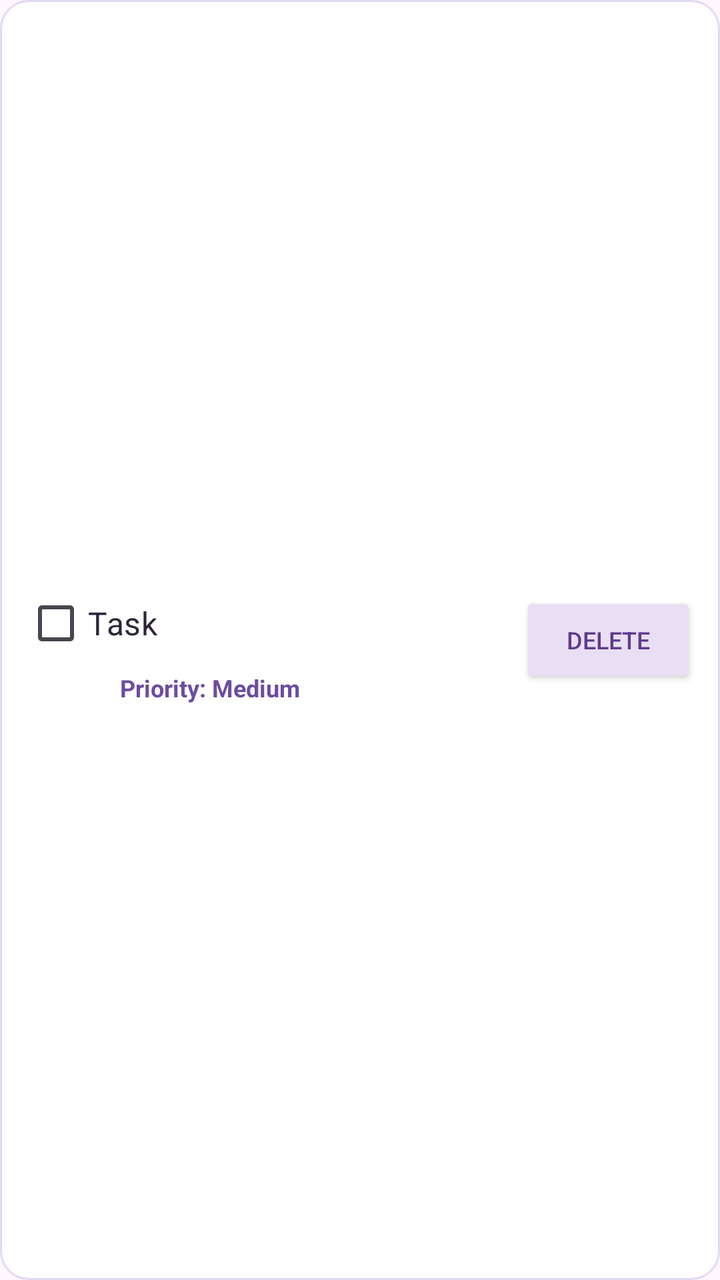
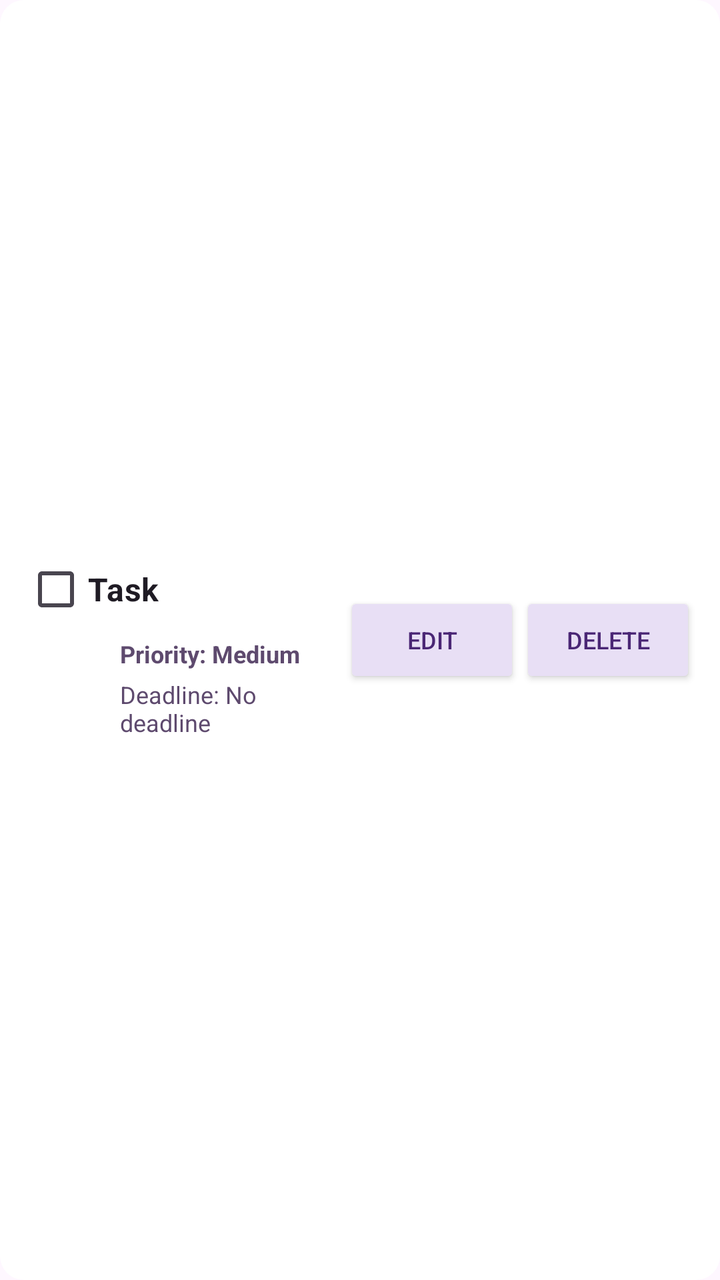

Compare the two renders of this Android layout. The source of the first and the diff that turns it into the second are given below.
<!-- AndroidManifest.xml: application theme Theme.FocusTask -->
<!-- res/layout/task_item.xml -->
<?xml version="1.0" encoding="utf-8"?>
<LinearLayout
    xmlns:android="http://schemas.android.com/apk/res/android"
    android:layout_width="match_parent"
    android:layout_height="wrap_content"
    android:orientation="horizontal"
    android:gravity="center_vertical"
    android:padding="12dp"
    android:layout_marginBottom="8dp"
    android:background="@drawable/task_background">

    <LinearLayout
        android:layout_width="0dp"
        android:layout_height="wrap_content"
        android:layout_weight="1"
        android:orientation="vertical">

        <CheckBox
            android:id="@+id/cbTask"
            android:layout_width="match_parent"
            android:layout_height="wrap_content"
            android:text="Task"
            android:textSize="16sp"
            android:textColor="#2D2638" />

        <TextView
            android:id="@+id/tvPriority"
            android:layout_width="wrap_content"
            android:layout_height="wrap_content"
            android:layout_marginStart="48dp"
            android:text="Priority: Medium"
            android:textSize="12sp"
            android:textStyle="bold"
            android:textColor="#6D4C9F" />

    </LinearLayout>

    <Button
        android:id="@+id/btnDelete"
        android:layout_width="wrap_content"
        android:layout_height="wrap_content"
        android:text="Delete"
        android:textSize="12sp"
        android:textAllCaps="true"
        android:backgroundTint="#E8DFF5"
        android:textColor="#5E3A8C" />

</LinearLayout>
<!-- resources referenced by this layout -->
<resources>
  <!-- drawable task_background (drawable) -->
  <?xml version="1.0" encoding="utf-8"?>
  <shape xmlns:android="http://schemas.android.com/apk/res/android"
      android:shape="rectangle">
  
      <solid android:color="#FFFFFF" />
  
      <stroke
          android:width="1dp"
          android:color="#E2D9F3" />
  
      <corners android:radius="14dp" />
  
      <padding
          android:left="4dp"
          android:top="4dp"
          android:right="4dp"
          android:bottom="4dp" />
  
  </shape>
  <style name="Theme.FocusTask" parent="Base.Theme.FocusTask" />
  <style name="Base.Theme.FocusTask" parent="Theme.Material3.DayNight.NoActionBar">
          
          
      </style>
</resources>

<!-- the commit's change to res/layout/task_item.xml (unified diff, before → after) -->
@@ -15,13 +15,32 @@
         android:layout_weight="1"
         android:orientation="vertical">
 
+        
+
         <CheckBox
             android:id="@+id/cbTask"
             android:layout_width="match_parent"
             android:layout_height="wrap_content"
             android:text="Task"
             android:textSize="16sp"
-            android:textColor="#2D2638" />
+            android:textStyle="bold"
+            android:textColor="@color/task_text"
+            android:buttonTint="@color/task_text" />
+
+        
+
+        <TextView
+            android:id="@+id/tvDescription"
+            android:layout_width="match_parent"
+            android:layout_height="wrap_content"
+            android:layout_marginStart="48dp"
+            android:layout_marginTop="2dp"
+            android:text="Task description"
+            android:textSize="13sp"
+            android:textColor="@color/task_secondary_text"
+            android:visibility="gone" />
+
+        
 
         <TextView
             android:id="@+id/tvPriority"
@@ -31,9 +50,35 @@
             android:text="Priority: Medium"
             android:textSize="12sp"
             android:textStyle="bold"
-            android:textColor="#6D4C9F" />
+            android:textColor="@color/task_secondary_text" />
+
+        
+
+        <TextView
+            android:id="@+id/tvDeadline"
+            android:layout_width="wrap_content"
+            android:layout_height="wrap_content"
+            android:layout_marginStart="48dp"
+            android:layout_marginTop="4dp"
+            android:text="Deadline: No deadline"
+            android:textSize="12sp"
+            android:textColor="@color/task_secondary_text" />
 
     </LinearLayout>
+
+    
+
+    <Button
+        android:id="@+id/btnEdit"
+        android:layout_width="wrap_content"
+        android:layout_height="wrap_content"
+        android:text="Edit"
+        android:textSize="12sp"
+        android:textAllCaps="true"
+        android:backgroundTint="@color/task_button_background"
+        android:textColor="@color/task_button_text" />
+
+    
 
     <Button
         android:id="@+id/btnDelete"
@@ -42,7 +87,7 @@
         android:text="Delete"
         android:textSize="12sp"
         android:textAllCaps="true"
-        android:backgroundTint="#E8DFF5"
-        android:textColor="#5E3A8C" />
+        android:backgroundTint="@color/task_button_background"
+        android:textColor="@color/task_button_text" />
 
 </LinearLayout>
<!-- resource entries referenced after the edit -->
@@ -1,17 +1,17 @@
 <!-- resources referenced by this layout -->
 <resources>
+  <color name="task_button_background">#E8DFF5</color>
+  <color name="task_button_text">#4A2675</color>
+  <color name="task_secondary_text">#5E4A6E</color>
+  <color name="task_text">#1F1B24</color>
   <!-- drawable task_background (drawable) -->
   <?xml version="1.0" encoding="utf-8"?>
   <shape xmlns:android="http://schemas.android.com/apk/res/android"
       android:shape="rectangle">
   
-      <solid android:color="#FFFFFF" />
+      <solid android:color="@color/task_card_background" />
   
-      <stroke
-          android:width="1dp"
-          android:color="#E2D9F3" />
-  
-      <corners android:radius="14dp" />
+      <corners android:radius="12dp" />
   
       <padding
           android:left="4dp"
@@ -21,6 +21,7 @@
   
   </shape>
   <style name="Theme.FocusTask" parent="Base.Theme.FocusTask" />
+  <color name="task_card_background">#FFFFFF</color>
   <style name="Base.Theme.FocusTask" parent="Theme.Material3.DayNight.NoActionBar">
           
           
